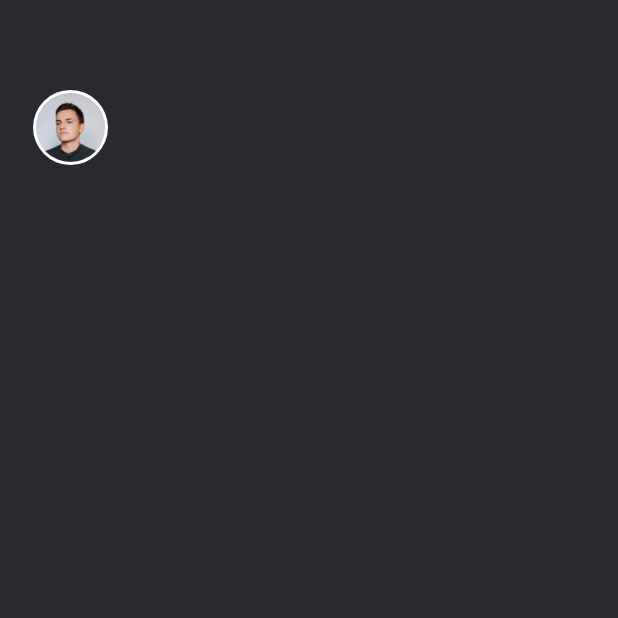
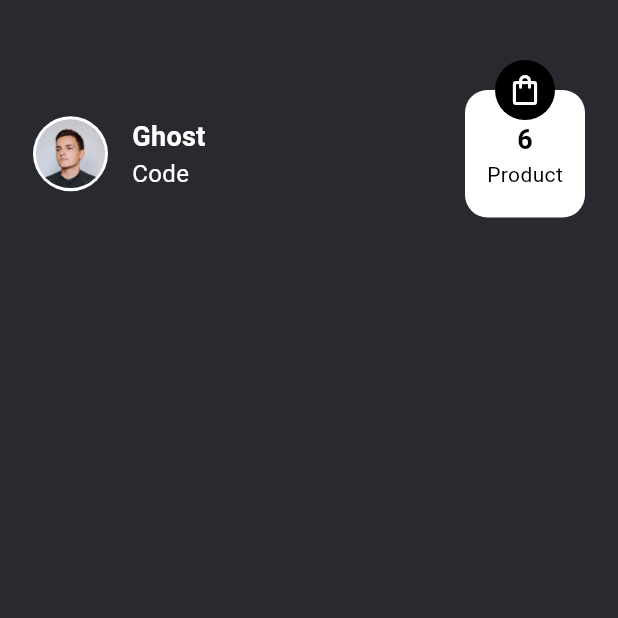
Before and after one commit to abdGhost/cookies_UI, a Flutter app: the screen it shows after launch, on a phone screen of 412 x 824 dp, the top half of it. Run offline on Flutter 3.47's test engine with Material 2 defaults, Android fonts, the phone set to English and light mode, and no system bars.

Commit message:
Worked on personal_info and cart Widget

```diff
--- a/lib/main.dart
+++ b/lib/main.dart
@@ -11,6 +11,7 @@ class MyApp extends StatelessWidget {
   @override
   Widget build(BuildContext context) {
     return MaterialApp(
+      debugShowCheckedModeBanner: false,
       title: 'Cookie UI',
       theme: ThemeData(
         useMaterial3: true,
--- a/lib/views/home/home_screen.dart
+++ b/lib/views/home/home_screen.dart
@@ -2,6 +2,8 @@ import 'package:cookies_ui_app/colors.dart';
 import 'package:flutter/material.dart';
 
 import '../../widgets/avatar_widget.dart';
+import '../../widgets/card_widget.dart';
+import '../../widgets/personal_info_widget.dart';
 
 class HomeScreen extends StatelessWidget {
   const HomeScreen({super.key});
@@ -17,6 +19,12 @@ class HomeScreen extends StatelessWidget {
             Row(
               children: [
                 AvatarWidget(),
+                SizedBox(
+                  width: 16,
+                ),
+                PersonalInfoWidget(),
+                Spacer(),
+                CartWidget()
               ],
             )
           ],
--- /dev/null
+++ b/lib/widgets/card_widget.dart
@@ -0,0 +1,64 @@
+import 'package:flutter/material.dart';
+
+class CartWidget extends StatelessWidget {
+  const CartWidget({
+    super.key,
+  });
+
+  @override
+  Widget build(BuildContext context) {
+    return Stack(
+      clipBehavior: Clip.none,
+      children: [
+        Container(
+          height: 85,
+          width: 80,
+          decoration: BoxDecoration(
+            color: Colors.white,
+            borderRadius: BorderRadius.circular(15),
+          ),
+          child: const Column(
+            crossAxisAlignment: CrossAxisAlignment.center,
+            children: [
+              SizedBox(
+                height: 20,
+              ),
+              Text(
+                '6',
+                style: TextStyle(
+                  color: Colors.black,
+                  fontSize: 18,
+                  fontWeight: FontWeight.bold,
+                ),
+              ),
+              Text(
+                'Product',
+                style: TextStyle(
+                  color: Colors.black,
+                  fontSize: 14,
+                  fontWeight: FontWeight.w400,
+                ),
+              ),
+            ],
+          ),
+        ),
+        Positioned(
+          top: -20,
+          left: 80 / 4,
+          child: Container(
+            height: 40,
+            width: 40,
+            decoration: const BoxDecoration(
+              shape: BoxShape.circle,
+              color: Colors.black,
+            ),
+            child: const Icon(
+              Icons.shopping_bag_outlined,
+              color: Colors.white,
+            ),
+          ),
+        ),
+      ],
+    );
+  }
+}
--- /dev/null
+++ b/lib/widgets/personal_info_widget.dart
@@ -0,0 +1,31 @@
+import 'package:flutter/material.dart';
+
+class PersonalInfoWidget extends StatelessWidget {
+  const PersonalInfoWidget({
+    super.key,
+  });
+
+  @override
+  Widget build(BuildContext context) {
+    return const Column(
+      crossAxisAlignment: CrossAxisAlignment.start,
+      children: [
+        Text(
+          'Ghost',
+          style: TextStyle(
+            color: Colors.white,
+            fontWeight: FontWeight.w600,
+            fontSize: 18,
+          ),
+        ),
+        Text(
+          'Code',
+          style: TextStyle(
+            color: Colors.white,
+            fontSize: 16,
+          ),
+        ),
+      ],
+    );
+  }
+}
```
